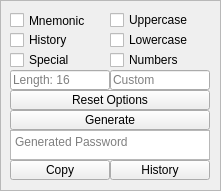
Above: src/minipass.ui from callmebohdan/minipass before the change. Below: the same form after it.
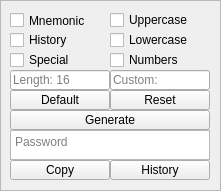
That is the form after the change.

Commit message: Add handling of default options

Patch:
```diff
--- a/src/minipass.ui
+++ b/src/minipass.ui
@@ -66,15 +66,15 @@
       <enum>Qt::TabFocus</enum>
      </property>
      <property name="placeholderText">
-      <string>Generated Password</string>
+      <string>Password</string>
      </property>
     </widget>
-    <widget class="QToolButton" name="ButtonResetOptions">
+    <widget class="QToolButton" name="ButtonDefaultOptions">
      <property name="geometry">
       <rect>
        <x>10</x>
        <y>90</y>
-       <width>200</width>
+       <width>100</width>
        <height>20</height>
       </rect>
      </property>
@@ -82,7 +82,7 @@
       <cursorShape>ArrowCursor</cursorShape>
      </property>
      <property name="text">
-      <string>Reset Options</string>
+      <string>Default</string>
      </property>
     </widget>
     <widget class="QCheckBox" name="CheckBoxMnemonic">
@@ -188,7 +188,7 @@
       <string/>
      </property>
      <property name="placeholderText">
-      <string>Custom</string>
+      <string>Custom:</string>
      </property>
     </widget>
     <widget class="QCheckBox" name="CheckBoxUppercase">
@@ -333,6 +333,22 @@
       <string>Special</string>
      </property>
     </widget>
+    <widget class="QToolButton" name="ButtonResetOptions">
+     <property name="geometry">
+      <rect>
+       <x>110</x>
+       <y>90</y>
+       <width>100</width>
+       <height>20</height>
+      </rect>
+     </property>
+     <property name="cursor">
+      <cursorShape>ArrowCursor</cursorShape>
+     </property>
+     <property name="text">
+      <string>Reset</string>
+     </property>
+    </widget>
    </widget>
   </widget>
  </widget>
```
The commit also changes 3 other files.
